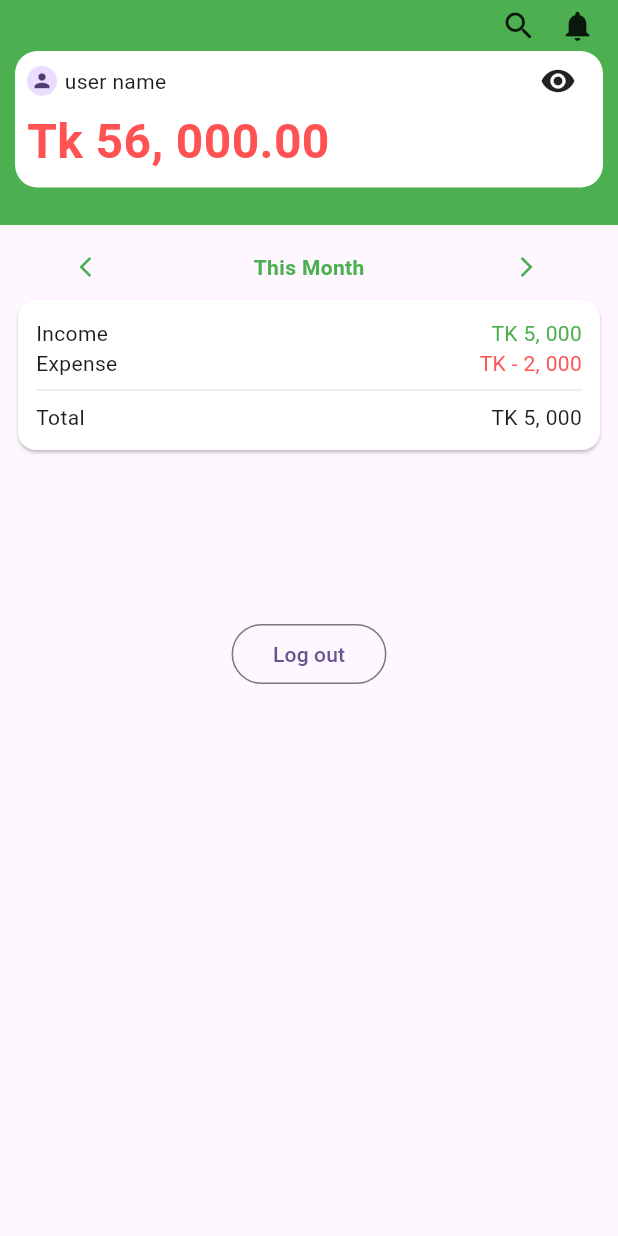
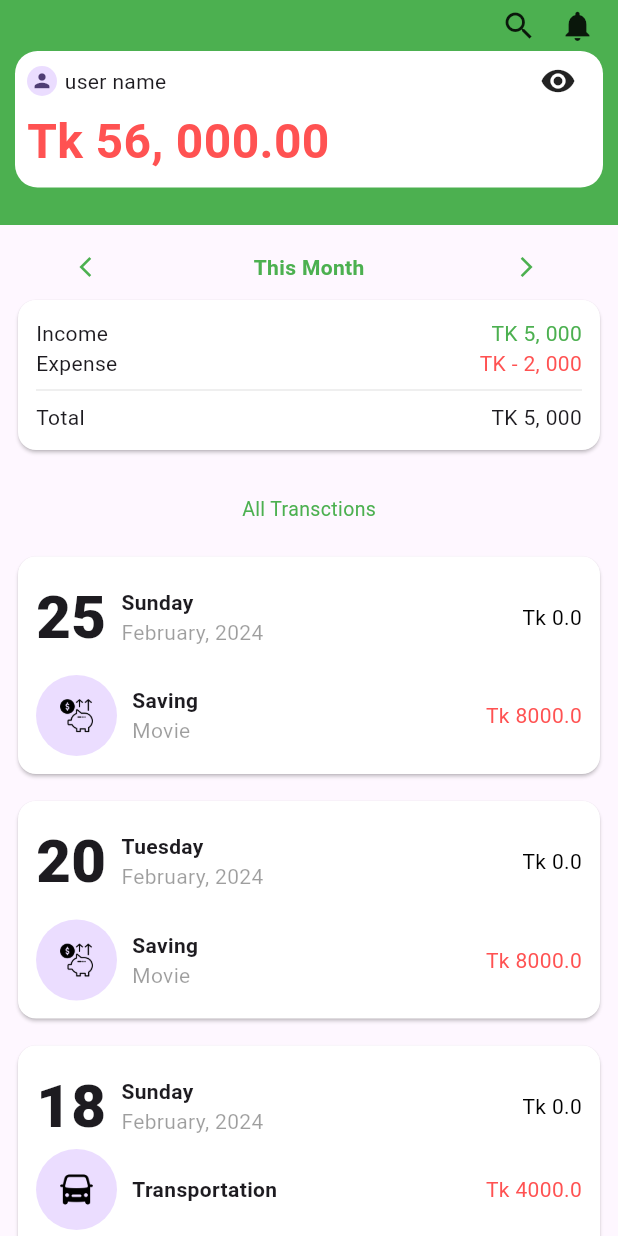
Before and after one commit to Napomini/budget-planner, a Flutter app: the screen it shows once a user with an empty profile is signed in, on a phone screen of 412 x 824 dp. Run offline on Flutter 3.47's test engine with Material 3 defaults, Android fonts, the phone set to English and light mode, and no system bars; our stand-ins replace firebase_auth, firebase_core; accounts and stored records are empty.

Commit message:
"previous updates"

```diff
--- /dev/null
+++ b/lib/constants/helper.dart
@@ -0,0 +1,3 @@
+String capitalize(String val) {
+  return "${val[0].toUpperCase()}${val.substring(1).toLowerCase()}";
+}
--- /dev/null
+++ b/lib/constants/models/transaction_data.dart
@@ -0,0 +1,19 @@
+import 'package:budgetplanner/constants/models/transction.dart';
+
+class TransactionData {
+  // current amount.
+  // income.
+  // debt.
+  //
+  List<Transaction> transactionHistory;
+  TransactionData({this.transactionHistory = const <Transaction>[]});
+}
+
+// use case gula ki ki.
+// 1. monthly income add korba
+// 2. add expense (book, pen)
+//
+
+// automatic transaction.
+// bill to be paid.
+// debt to be paid.
--- /dev/null
+++ b/lib/constants/models/transction.dart
@@ -0,0 +1,33 @@
+enum TransctionType {
+  saving,
+  expense,
+  bill,
+  fee,
+  transportation,
+  lending,
+  borrowing,
+}
+
+class Transaction {
+  DateTime dateTime;
+  double totalTransctionAmount;
+  List<MicroTransction> transctions;
+
+  Transaction({
+    required this.dateTime,
+    this.totalTransctionAmount = 0.00,
+    this.transctions = const <MicroTransction>[],
+  });
+}
+
+class MicroTransction {
+  TransctionType transctionType;
+  String reason;
+  double tansctionAmount;
+
+  MicroTransction({
+    required this.transctionType,
+    required this.reason,
+    required this.tansctionAmount,
+  });
+}
--- a/lib/modules/check_logIn_status/check_login_status.dart
+++ b/lib/modules/check_logIn_status/check_login_status.dart
@@ -1,4 +1,5 @@
 import 'package:budgetplanner/modules/home_page/home_page.dart';
+import 'package:budgetplanner/modules/root/root.dart';
 import 'package:firebase_auth/firebase_auth.dart';
 import 'package:flutter/material.dart';
 
@@ -46,7 +47,8 @@ class _CheckLogInStatusState extends State<CheckLogInStatus> {
         if (snapshot.data == null) {
           return const LogInPage();
         }
-        return HomePage(user: snapshot.data!);
+        // return HomePage(user: snapshot.data!);
+        return Root(user: snapshot.data!);
       },
     );
   }
--- a/lib/modules/create_account_page/create_account_page.dart
+++ b/lib/modules/create_account_page/create_account_page.dart
@@ -93,15 +93,13 @@ class _CreateAccountPageContentsState extends State<CreateAccountPageContents> {
     });
     try {
       await FirebaseAuth.instance
-          .createUserWithEmailAndPassword(
-        email: email,
-        password: password,
-      )
+          .createUserWithEmailAndPassword(email: email, password: password)
           .then((value) {
         FirebaseAuth.instance.signInWithEmailAndPassword(
           email: email,
           password: password,
         );
+        Navigator.pop(context);
       });
     } on FirebaseAuthException catch (e) {
       if (e.code == 'weak-password') {
--- /dev/null
+++ b/lib/modules/home_page/all_transctions/all_transctions.dart
@@ -0,0 +1,88 @@
+import 'package:flutter/material.dart';
+
+import '../../../constants/models/transaction_data.dart';
+import '../../../constants/models/transction.dart';
+import '../../../widgets/transaction_widget.dart';
+import 'all_transctions_title.dart';
+
+class AllTransctions extends StatelessWidget {
+  const AllTransctions({super.key});
+
+  TransactionData getData() {
+    MicroTransction mt1 = MicroTransction(
+      transctionType: TransctionType.saving,
+      reason: 'movie',
+      tansctionAmount: 8000.00,
+    );
+    Transaction t1 = Transaction(
+      dateTime: DateTime(2024, 2, 25),
+      transctions: [mt1],
+    );
+    MicroTransction mt2 = MicroTransction(
+      transctionType: TransctionType.saving,
+      reason: 'movie',
+      tansctionAmount: 8000.00,
+    );
+    Transaction t2 = Transaction(
+      dateTime: DateTime(2024, 2, 20),
+      transctions: [mt2],
+    );
+    MicroTransction mt3 = MicroTransction(
+      transctionType: TransctionType.transportation,
+      reason: 'Transportation',
+      tansctionAmount: 4000.00,
+    );
+    MicroTransction mt4 = MicroTransction(
+      transctionType: TransctionType.lending,
+      reason: 'Ali',
+      tansctionAmount: 100.00,
+    );
+    MicroTransction mt5 = MicroTransction(
+      transctionType: TransctionType.borrowing,
+      reason: 'Steave',
+      tansctionAmount: 200.00,
+    );
+    MicroTransction mt6 = MicroTransction(
+      transctionType: TransctionType.fee,
+      reason: 'Transportation',
+      tansctionAmount: 100.00,
+    );
+    MicroTransction mt7 = MicroTransction(
+      transctionType: TransctionType.bill,
+      reason: 'Transportation',
+      tansctionAmount: 1000.00,
+    );
+    Transaction t3 = Transaction(
+      dateTime: DateTime(2024, 2, 18),
+      transctions: [mt3, mt4, mt5, mt6, mt7],
+    );
+    return TransactionData(transactionHistory: [t1, t2, t3]);
+  }
+
+  @override
+  Widget build(BuildContext context) {
+    final t = getData();
+    return Padding(
+      padding: const EdgeInsets.all(8.0),
+      child: Column(
+        crossAxisAlignment: CrossAxisAlignment.center,
+        children: [
+          const AllTransctionsTitle(),
+          ListView.builder(
+            shrinkWrap: true,
+            physics: const NeverScrollableScrollPhysics(),
+            itemCount: t.transactionHistory.length,
+            itemBuilder: (_, index) {
+              return Padding(
+                padding: const EdgeInsets.only(top: 10),
+                child: TransctionWidget(
+                  transaction: t.transactionHistory[index],
+                ),
+              );
+            },
+          )
+        ],
+      ),
+    );
+  }
+}
--- /dev/null
+++ b/lib/modules/home_page/all_transctions/all_transctions_title.dart
@@ -0,0 +1,23 @@
+import 'package:flutter/material.dart';
+
+import '../../../constants/theme.dart';
+import '../../../widgets/triple_rail.dart';
+
+class AllTransctionsTitle extends StatelessWidget {
+  const AllTransctionsTitle({
+    super.key,
+  });
+
+  @override
+  Widget build(BuildContext context) {
+    return Padding(
+      padding: const EdgeInsets.only(left: 45, right: 45, bottom: 8),
+      child: TripleRail(
+        middle: Text(
+          'All Transctions',
+          style: TextStyle(fontSize: 13, color: CTheme.primaryColor),
+        ),
+      ),
+    );
+  }
+}
--- a/lib/modules/home_page/current_month_summary/current_month_summary.dart
+++ b/lib/modules/home_page/current_month_summary/current_month_summary.dart
@@ -1,6 +1,7 @@
-import 'package:budgetplanner/constants/theme.dart';
-import 'package:budgetplanner/widgets/triple_rail.dart';
 import 'package:flutter/material.dart';
+
+import '../../../constants/theme.dart';
+import '../../../widgets/triple_rail.dart';
 
 class CurrentMonthSummary extends StatelessWidget {
   const CurrentMonthSummary({super.key});
--- a/lib/modules/home_page/home_page.dart
+++ b/lib/modules/home_page/home_page.dart
@@ -1,8 +1,9 @@
-import 'package:budgetplanner/modules/home_page/current_month_summary/current_month_summary.dart';
 import 'package:firebase_auth/firebase_auth.dart';
 import 'package:flutter/material.dart';
 
+import 'all_transctions/all_transctions.dart';
 import 'app_bar/appbar.dart';
+import 'current_month_summary/current_month_summary.dart';
 
 class HomePage extends StatelessWidget {
   final User user;
@@ -22,7 +23,8 @@ class HomePage extends StatelessWidget {
           children: [
             const SizedBox(height: 10),
             const CurrentMonthSummary(),
-            // Text('hello ${user.email}'),
+            const SizedBox(height: 10),
+            const AllTransctions(),
             const SizedBox(height: 100),
             OutlinedButton(
               onPressed: () async {
--- /dev/null
+++ b/lib/modules/root/root.dart
@@ -0,0 +1,14 @@
+import 'package:firebase_auth/firebase_auth.dart';
+import 'package:flutter/material.dart';
+
+import '../home_page/home_page.dart';
+
+class Root extends StatelessWidget {
+  final User user;
+  const Root({super.key, required this.user});
+
+  @override
+  Widget build(BuildContext context) {
+    return HomePage(user: user);
+  }
+}
--- /dev/null
+++ b/lib/widgets/borrowing_transaction_widget.dart
@@ -0,0 +1,42 @@
+import 'package:flutter/material.dart';
+
+import '../constants/models/transction.dart';
+import '../constants/theme.dart';
+import 'triple_rail.dart';
+
+class BorrowingTransactionWidget extends StatelessWidget {
+  const BorrowingTransactionWidget({
+    required this.transaction,
+    required this.distance,
+    super.key,
+  });
+
+  final MicroTransction transaction;
+  final double distance;
+
+  @override
+  Widget build(BuildContext context) {
+    return TripleRail(
+      leading: Row(
+        mainAxisSize: MainAxisSize.min,
+        crossAxisAlignment: CrossAxisAlignment.center,
+        children: [
+          const CircleAvatar(radius: 27, child: Text('Us')),
+          SizedBox(width: distance * 2),
+          const Center(child: Icon(Icons.arrow_back)),
+          SizedBox(width: distance * 2),
+          CircleAvatar(
+            radius: 27,
+            child: Text(
+              transaction.reason.substring(0, 2).toUpperCase(),
+            ),
+          ),
+        ],
+      ),
+      trailing: Text(
+        'Tk ${transaction.tansctionAmount}',
+        style: TextStyle(color: CTheme.expense),
+      ),
+    );
+  }
+}
--- /dev/null
+++ b/lib/widgets/expense_transaction_widget.dart
@@ -0,0 +1,94 @@
+import 'package:flutter/material.dart';
+
+import '../constants/helper.dart';
+import '../constants/models/transction.dart';
+import '../constants/theme.dart';
+import 'triple_rail.dart';
+
+class ExpenseTransactionWidget extends StatelessWidget {
+  const ExpenseTransactionWidget({
+    required this.transaction,
+    required this.distance,
+    super.key,
+  });
+
+  final MicroTransction transaction;
+  final double distance;
+
+  @override
+  Widget build(BuildContext context) {
+    return TripleRail(
+      leading: Row(
+        mainAxisSize: MainAxisSize.min,
+        crossAxisAlignment: CrossAxisAlignment.center,
+        children: [
+          // CircleAvatar(
+          //   radius: 27,
+          //   child: Image.asset(
+          //     'assets/components/saving_icon.png',
+          //     height: 25,
+          //   ),
+          // ),
+          _BuildIcon(transctionType: transaction.transctionType),
+          SizedBox(width: distance),
+          Column(
+            crossAxisAlignment: CrossAxisAlignment.start,
+            children: [
+              Text(
+                capitalize(transaction.transctionType.name),
+                style: const TextStyle(
+                  fontWeight: FontWeight.w600,
+                  fontSize: 14,
+                ),
+              ),
+            ],
+          )
+        ],
+      ),
+      trailing: Text(
+        'Tk ${transaction.tansctionAmount}',
+        style: TextStyle(color: CTheme.expense),
+      ),
+    );
+  }
+}
+
+class _BuildIcon extends StatelessWidget {
+  final TransctionType transctionType;
+  const _BuildIcon({required this.transctionType});
+
+  @override
+  Widget build(BuildContext context) {
+    if (transctionType == TransctionType.transportation) {
+      return CircleAvatar(
+        radius: 27,
+        child: Image.asset(
+          'assets/components/icon_transportation.png',
+          height: 25,
+        ),
+      );
+    }
+    if (transctionType == TransctionType.fee) {
+      return CircleAvatar(
+        radius: 27,
+        child: Image.asset(
+          'assets/components/icon_fee.png',
+          height: 25,
+        ),
+      );
+    }
+    if (transctionType == TransctionType.bill) {
+      return CircleAvatar(
+        radius: 27,
+        child: Image.asset(
+          'assets/components/icon_bill.png',
+          height: 25,
+        ),
+      );
+    }
+    return CircleAvatar(
+      radius: 27,
+      child: Text(transctionType.name.substring(0, 1)),
+    );
+  }
+}
--- /dev/null
+++ b/lib/widgets/lending_transaction_widget.dart
@@ -0,0 +1,55 @@
+import 'package:flutter/material.dart';
+
+import '../constants/helper.dart';
+import '../constants/models/transction.dart';
+import '../constants/theme.dart';
+import 'triple_rail.dart';
+
+class LendingTransactionWidget extends StatelessWidget {
+  const LendingTransactionWidget({
+    required this.transaction,
+    required this.distance,
+    super.key,
+  });
+
+  final MicroTransction transaction;
+  final double distance;
+
+  @override
+  Widget build(BuildContext context) {
+    return TripleRail(
+      leading: Row(
+        mainAxisSize: MainAxisSize.min,
+        crossAxisAlignment: CrossAxisAlignment.center,
+        children: [
+          const CircleAvatar(radius: 27, child: Text('Us')),
+          SizedBox(width: distance * 2),
+          const Center(child: Icon(Icons.arrow_forward)),
+          SizedBox(width: distance * 2),
+          CircleAvatar(
+            radius: 27,
+            child: Text(
+              transaction.reason.substring(0, 2).toUpperCase(),
+            ),
+          ),
+          // Column(
+          //   crossAxisAlignment: CrossAxisAlignment.start,
+          //   children: [
+          //     Text(
+          //       capitalize(transaction.transctionType.name),
+          //       style: const TextStyle(
+          //         fontWeight: FontWeight.w600,
+          //         fontSize: 14,
+          //       ),
+          //     ),
+          //   ],
+          // )
+        ],
+      ),
+      trailing: Text(
+        'Tk ${transaction.tansctionAmount}',
+        style: TextStyle(color: CTheme.expense),
+      ),
+    );
+  }
+}
--- /dev/null
+++ b/lib/widgets/saving_transaction_widget.dart
@@ -0,0 +1,82 @@
+import 'package:flutter/material.dart';
+
+import '../constants/helper.dart';
+import '../constants/models/transction.dart';
+import '../constants/theme.dart';
+import 'triple_rail.dart';
+
+class SavingTransactionWIdget extends StatelessWidget {
+  const SavingTransactionWIdget({
+    required this.transaction,
+    required this.distance,
+    super.key,
+  });
+
+  final MicroTransction transaction;
+  final double distance;
+
+  @override
+  Widget build(BuildContext context) {
+    return TripleRail(
+      leading: Row(
+        mainAxisSize: MainAxisSize.min,
+        crossAxisAlignment: CrossAxisAlignment.center,
+        children: [
+          CircleAvatar(
+            radius: 27,
+            child: Image.asset(
+              'assets/components/saving_icon.png',
+              height: 25,
+            ),
+          ),
+          SizedBox(width: distance),
+          Column(
+            crossAxisAlignment: CrossAxisAlignment.start,
+            children: [
+              Text(
+                capitalize(transaction.transctionType.name),
+                style: const TextStyle(
+                  fontWeight: FontWeight.w600,
+                  fontSize: 14,
+                ),
+              ),
+              Text(
+                capitalize(transaction.reason),
+                style: const TextStyle(
+                  color: Colors.black38,
+                  fontSize: 14,
+                ),
+              ),
+            ],
+          )
+        ],
+      ),
+      trailing: Text(
+        'Tk ${transaction.tansctionAmount}',
+        style: TextStyle(color: CTheme.expense),
+      ),
+    );
+  }
+}
+
+class _BuildIcon extends StatelessWidget {
+  final TransctionType transctionType;
+  const _BuildIcon({required this.transctionType});
+
+  @override
+  Widget build(BuildContext context) {
+    if (transctionType == TransctionType.saving) {
+      return CircleAvatar(
+        radius: 27,
+        child: Image.asset(
+          'assets/components/saving_icon.png',
+          height: 25,
+        ),
+      );
+    }
+    return CircleAvatar(
+      radius: 27,
+      child: Text(transctionType.name.substring(0, 1)),
+    );
+  }
+}
--- /dev/null
+++ b/lib/widgets/transaction_widget.dart
@@ -0,0 +1,151 @@
+import 'package:flutter/material.dart';
+import 'package:intl/intl.dart';
+
+import '../constants/models/transction.dart';
+import 'borrowing_transaction_widget.dart';
+import 'expense_transaction_widget.dart';
+import 'lending_transaction_widget.dart';
+import 'saving_transaction_widget.dart';
+import 'triple_rail.dart';
+
+class TransctionWidget extends StatelessWidget {
+  final Transaction transaction;
+  const TransctionWidget({super.key, required this.transaction});
+
+  @override
+  Widget build(BuildContext context) {
+    const double distance = 10;
+    return Card(
+      elevation: 1,
+      color: Colors.white,
+      child: Padding(
+        padding: const EdgeInsets.all(12),
+        child: Column(
+          mainAxisSize: MainAxisSize.max,
+          children: [
+            _BuildSummarySection(transaction: transaction, distance: distance),
+            // const SizedBox(height: distance),
+            ListView.builder(
+              shrinkWrap: true,
+              physics: const NeverScrollableScrollPhysics(),
+              itemCount: transaction.transctions.length,
+              itemBuilder: (_, i) {
+                return _BuildMicroTransaction(
+                  transaction: transaction.transctions[i],
+                  distance: distance,
+                );
+              },
+            )
+          ],
+        ),
+      ),
+    );
+  }
+}
+
+class _BuildSummarySection extends StatelessWidget {
+  const _BuildSummarySection({
+    required this.transaction,
+    required this.distance,
+  });
+
+  final Transaction transaction;
+  final double distance;
+
+  @override
+  Widget build(BuildContext context) {
+    return TripleRail(
+      leading: Row(
+        mainAxisSize: MainAxisSize.min,
+        crossAxisAlignment: CrossAxisAlignment.center,
+        children: [
+          Text(
+            transaction.dateTime.day.toString(),
+            style: const TextStyle(
+              fontWeight: FontWeight.w900,
+              fontSize: 40,
+            ),
+          ),
+          SizedBox(width: distance),
+          Column(
+            crossAxisAlignment: CrossAxisAlignment.start,
+            children: [
+              Text(
+                DateFormat('EEEE').format(
+                  transaction.dateTime,
+                ),
+                style: const TextStyle(
+                  fontWeight: FontWeight.w600,
+                  fontSize: 14,
+                ),
+              ),
+              Text(
+                DateFormat('MMMM, yyyy').format(
+                  transaction.dateTime,
+                ),
+                style: const TextStyle(
+                  color: Colors.black38,
+                  fontSize: 14,
+                ),
+              ),
+            ],
+          )
+        ],
+      ),
+      trailing: Text(
+        'Tk ${transaction.totalTransctionAmount}',
+        style: const TextStyle(
+          color: Colors.black,
+        ),
+      ),
+    );
+  }
+}
+
+class _BuildMicroTransaction extends StatelessWidget {
+  const _BuildMicroTransaction({
+    required this.transaction,
+    required this.distance,
+  });
+
+  final MicroTransction transaction;
+  final double distance;
+
+  @override
+  Widget build(BuildContext context) {
+    if (transaction.transctionType == TransctionType.saving) {
+      return Padding(
+        padding: EdgeInsets.only(top: distance),
+        child: SavingTransactionWIdget(
+          transaction: transaction,
+          distance: distance,
+        ),
+      );
+    }
+    if (transaction.transctionType == TransctionType.lending) {
+      return Padding(
+        padding: const EdgeInsets.only(bottom: 20),
+        child: LendingTransactionWidget(
+          transaction: transaction,
+          distance: distance,
+        ),
+      );
+    }
+    if (transaction.transctionType == TransctionType.borrowing) {
+      return Padding(
+        padding: const EdgeInsets.only(bottom: 20),
+        child: BorrowingTransactionWidget(
+          transaction: transaction,
+          distance: distance,
+        ),
+      );
+    }
+    return Padding(
+      padding: const EdgeInsets.only(bottom: 20),
+      child: ExpenseTransactionWidget(
+        transaction: transaction,
+        distance: distance,
+      ),
+    );
+  }
+}
```
Also changed, not shown: pubspec.yaml (+9 -16 lines), assets/components/icon_bill.png (added), assets/components/icon_fee.png (added), assets/components/icon_transportation.png (added), assets/components/saving_icon.png (added), pubspec.lock.
